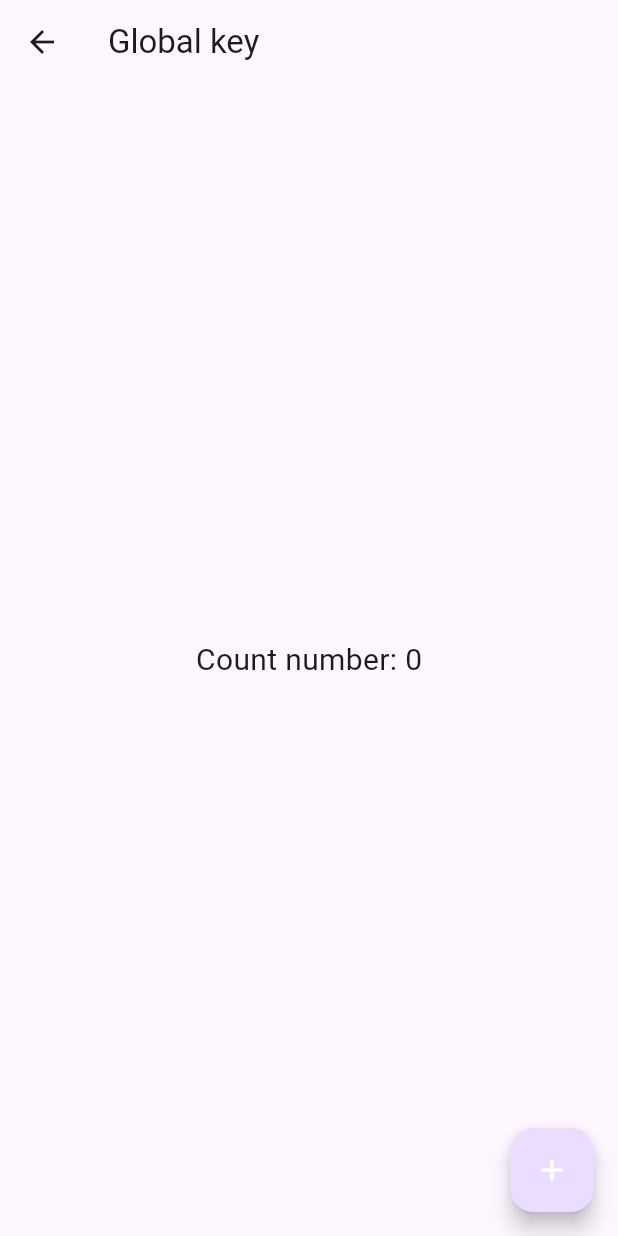
After one commit to minchodang/flutter-ps, a Flutter app: the MyKey screen opened directly, on a phone screen of 412 x 824 dp. The commit adds this screen. Run offline on Flutter 3.47's test engine with Material 3 defaults, Android fonts, the phone set to English and light mode, and no system bars; our stand-ins replace flutter_svg, fluttertoast, geolocator, google_fonts, timer_builder.

Commit message:
feat: global-key 관련 예제 추가 (#22)

```diff
--- a/lib/main.dart
+++ b/lib/main.dart
@@ -1,18 +1,25 @@
 import 'package:flutter/material.dart';
 import 'package:flutter_application_1/dice.dart';
 import 'package:flutter_application_1/screens/key/KeyLogin.dart';
+import 'package:flutter_application_1/screens/key/MyKey.dart';
+import 'package:flutter_application_1/screens/key/ScaffoldKey.dart';
 
 void main() {
   runApp(MyApp());
 }
 
+final rootScaffoldKey = GlobalKey<ScaffoldMessengerState>();
+
 class MyApp extends StatelessWidget {
+  const MyApp({Key? key}) : super(key: key);
+
   @override
   Widget build(BuildContext context) {
     return MaterialApp(
-      title: 'Weather app',
+      title: 'scaffold key',
+      scaffoldMessengerKey: rootScaffoldKey,
       theme: ThemeData(primarySwatch: Colors.blue),
-      home: KeyLogin(),
+      home: ScaffoldKey(),
     );
   }
 }
--- /dev/null
+++ b/lib/screens/key/MyKey.dart
@@ -0,0 +1,55 @@
+import 'package:flutter/material.dart';
+
+class MyKey extends StatelessWidget {
+  final counterKey = GlobalKey<_CounterState>();
+
+  @override
+  Widget build(BuildContext context) {
+    return Scaffold(
+      appBar: AppBar(
+        title: Text('Global key'),
+      ),
+      body: Center(
+        child: Counter(
+          key: counterKey,
+        ),
+      ),
+      floatingActionButton: FloatingActionButton(
+        child: Icon(
+          Icons.add,
+          color: Colors.white,
+        ),
+        onPressed: () {
+          counterKey.currentState?.increment();
+          print(counterKey.currentState?.count);
+        },
+      ),
+    );
+  }
+}
+
+class Counter extends StatefulWidget {
+  const Counter({Key? key}) : super(key: key);
+
+  @override
+  _CounterState createState() => _CounterState();
+}
+
+class _CounterState extends State<Counter> {
+  int count = 0;
+  void increment() {
+    setState(() {
+      count++;
+    });
+  }
+
+  @override
+  Widget build(BuildContext context) {
+    return Center(
+      child: Text(
+        'Count number: $count',
+        style: TextStyle(fontSize: 20.0),
+      ),
+    );
+  }
+}
```
Also changed, not shown: lib/screens/key/ScaffoldKey.dart (added, +113 -0 lines).
